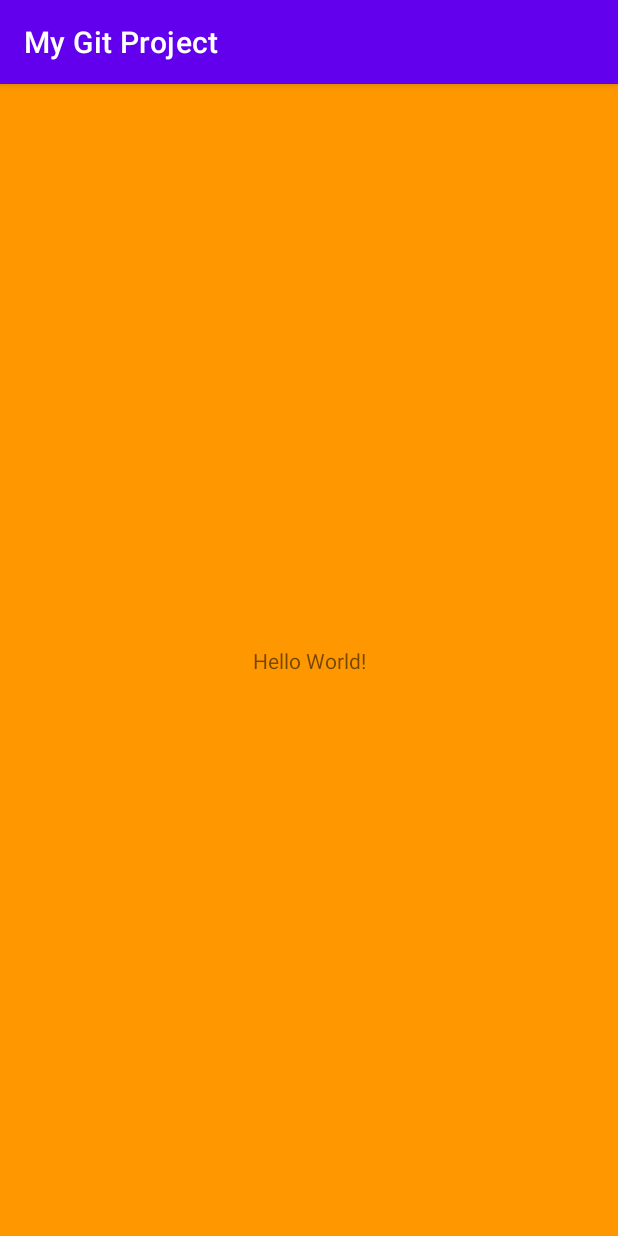
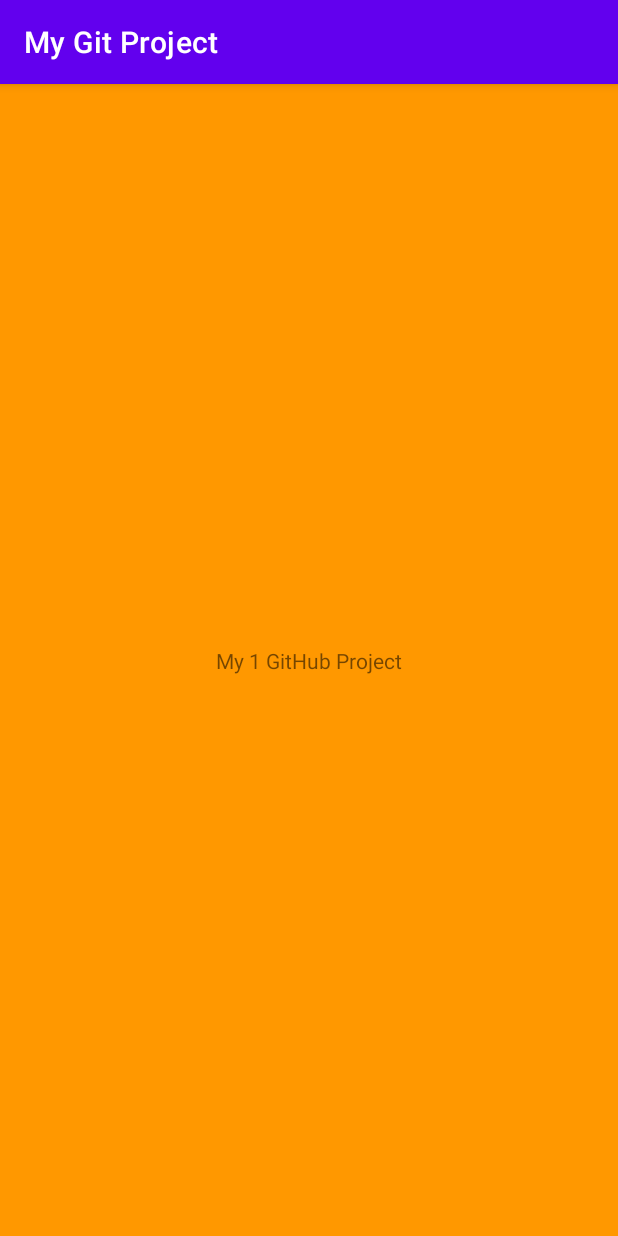
Before and after one commit to Lex-luter001/MyGitProject1, an Android app: the screen it shows after launch (MainActivity), on a phone screen of 412 x 824 dp. Run offline under Robolectric (Android 15) with nearby library versions, the phone set to English and light mode, and no system bars.

Commit message:
Change Name Project

```diff
--- a/app/src/main/res/layout/activity_main.xml
+++ b/app/src/main/res/layout/activity_main.xml
@@ -10,7 +10,7 @@
     <TextView
         android:layout_width="wrap_content"
         android:layout_height="wrap_content"
-        android:text="Hello World!"
+        android:text="My 1 GitHub Project"
         app:layout_constraintBottom_toBottomOf="parent"
         app:layout_constraintEnd_toEndOf="parent"
         app:layout_constraintStart_toStartOf="parent"
```
